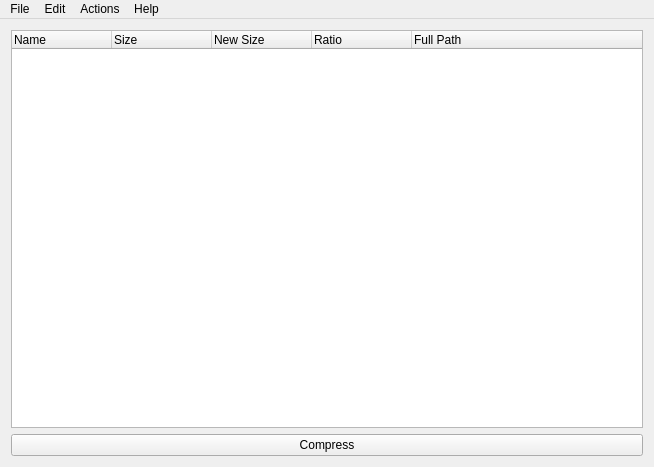
Lymphatus/CaesiumPH, file caesiumph.ui: the form before one commit.
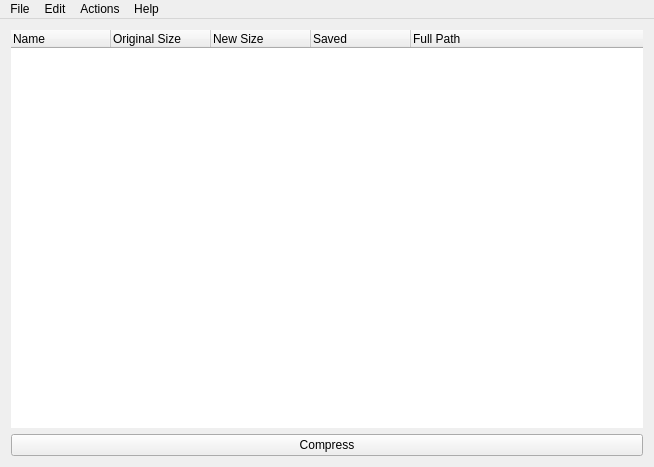
The form after the commit. Icons and pictures are not drawn.

```diff
--- a/caesiumph.ui
+++ b/caesiumph.ui
@@ -38,6 +38,12 @@
       <property name="acceptDrops">
        <bool>true</bool>
       </property>
+      <property name="frameShape">
+       <enum>QFrame::NoFrame</enum>
+      </property>
+      <property name="frameShadow">
+       <enum>QFrame::Plain</enum>
+      </property>
       <property name="dragEnabled">
        <bool>true</bool>
       </property>
@@ -66,7 +72,7 @@
       </column>
       <column>
        <property name="text">
-        <string>Size</string>
+        <string>Original Size</string>
        </property>
       </column>
       <column>
@@ -76,7 +82,7 @@
       </column>
       <column>
        <property name="text">
-        <string>Ratio</string>
+        <string>Saved</string>
        </property>
       </column>
       <column>
```
Left out of the diff: 11 changed lines with no effect on the pictures.
